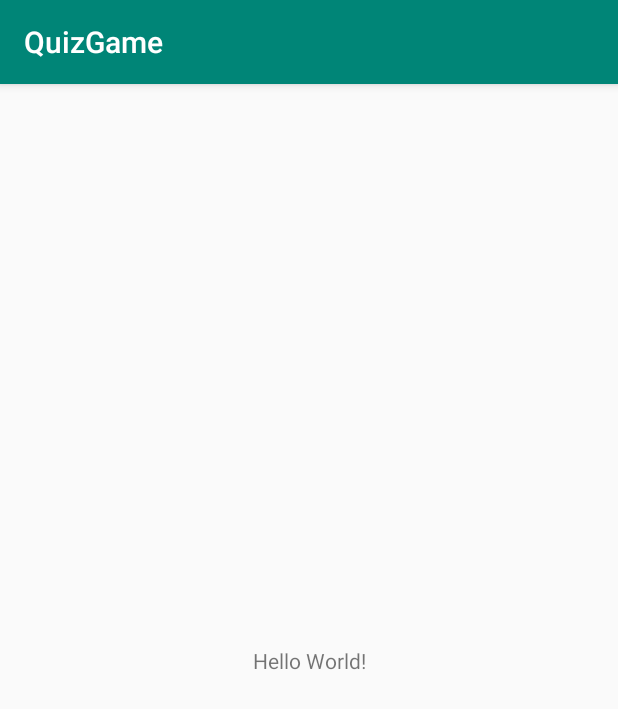
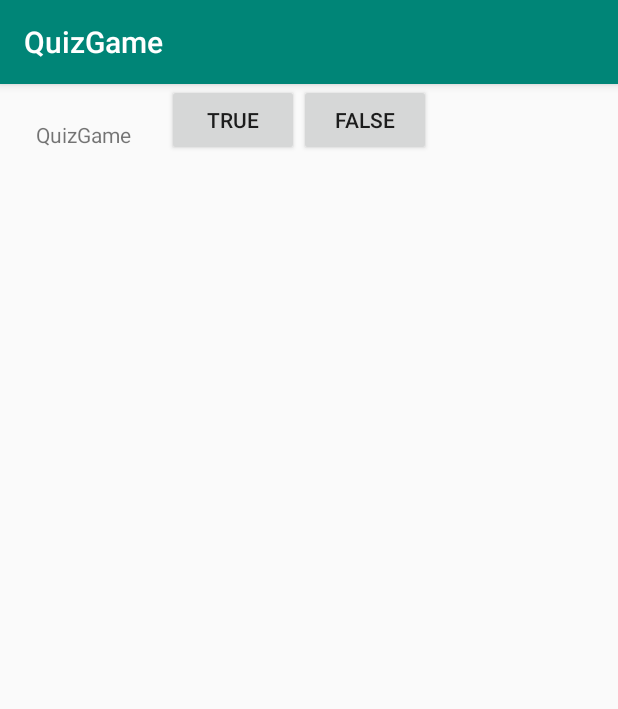
Before and after one commit to huang15n/Android-Programming, an Android app: the screen it shows after launch (MainActivity), on a phone screen of 412 x 824 dp. Shown: the top 709 px of the screen. Run offline under Robolectric (Android 15) with nearby library versions, the light colour scheme and no system bars.

Commit message:
version2

```diff
--- a/Chapter1-2QuizGame/app/src/main/java/comq/example/eddiehuang/quizgame/MainActivity.java
+++ b/Chapter1-2QuizGame/app/src/main/java/comq/example/eddiehuang/quizgame/MainActivity.java
@@ -2,8 +2,13 @@ package comq.example.eddiehuang.quizgame;
 
 import android.support.v7.app.AppCompatActivity;
 import android.os.Bundle;
+import android.widget.Button;
 
 public class MainActivity extends AppCompatActivity {
+    private Button mTrueButton;
+    private Button mFalseButton;
+
+
 
     @Override
     protected void onCreate(Bundle savedInstanceState) {
--- a/Chapter1-2QuizGame/app/src/main/res/layout/activity_main.xml
+++ b/Chapter1-2QuizGame/app/src/main/res/layout/activity_main.xml
@@ -1,5 +1,5 @@
 <?xml version="1.0" encoding="utf-8"?>
-<android.support.constraint.ConstraintLayout xmlns:android="http://schemas.android.com/apk/res/android"
+<LinearLayout xmlns:android="http://schemas.android.com/apk/res/android"
     xmlns:app="http://schemas.android.com/apk/res-auto"
     xmlns:tools="http://schemas.android.com/tools"
     android:layout_width="match_parent"
@@ -7,12 +7,29 @@
     tools:context=".MainActivity">
 
     <TextView
+       android:layout_width="wrap_content"
+        android:layout_height="wrap_content"
+        android:padding="24dp"
+        android:text="@string/app_name"
+        />
+
+    <LinearLayout
         android:layout_width="wrap_content"
         android:layout_height="wrap_content"
-        android:text="Hello World!"
-        app:layout_constraintBottom_toBottomOf="parent"
-        app:layout_constraintLeft_toLeftOf="parent"
-        app:layout_constraintRight_toRightOf="parent"
-        app:layout_constraintTop_toTopOf="parent" />
+        android:orientation="horizontal">
+        <Button
+            android:layout_width="wrap_content"
+            android:layout_height="wrap_content"
+            android:text="@string/true_button"/>
+        <Button
+            android:layout_width="wrap_content"
+            android:layout_height="wrap_content"
+            android:text="@string/false_button"/>
 
-</android.support.constraint.ConstraintLayout>
+
+
+
+    </LinearLayout>
+
+
+</LinearLayout>
```
Also changed, not shown: 1 other file.
